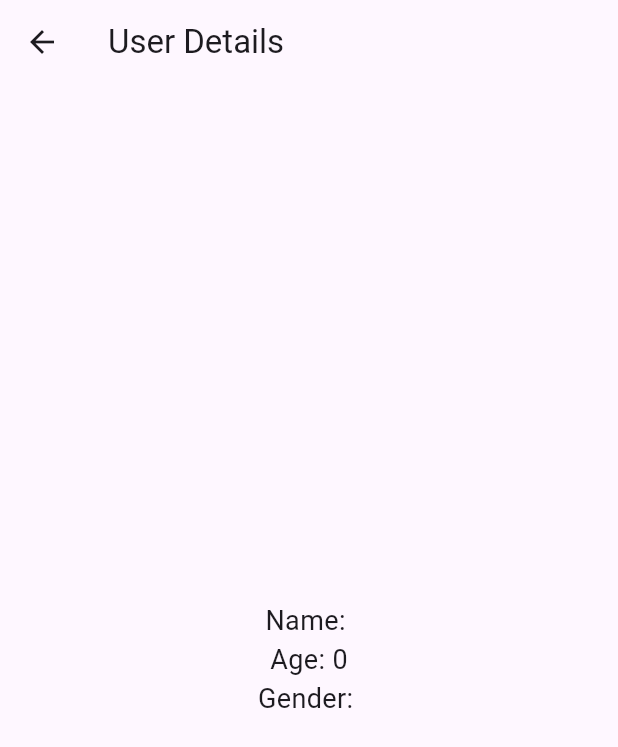
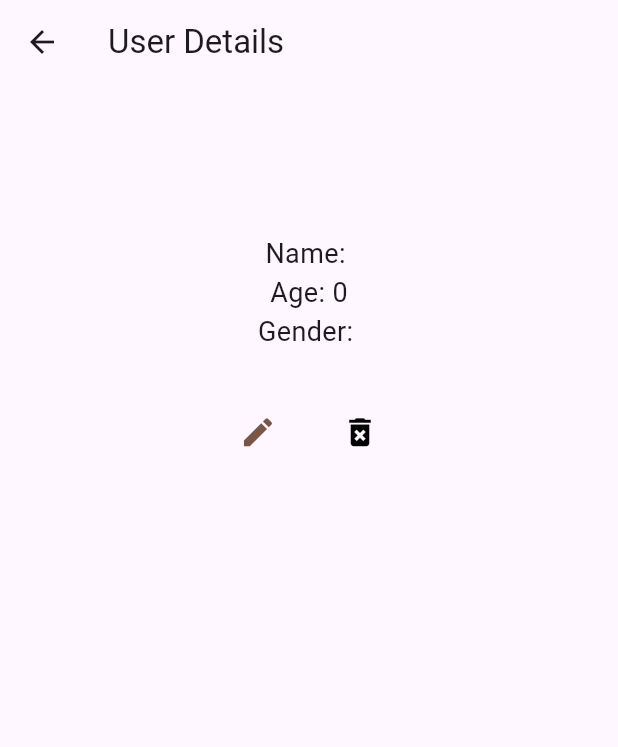
Before and after one commit to flutteam/firebase_getset_userdata, a Flutter app: the UserDetailsScreen screen opened directly with empty values, on a phone screen of 412 x 824 dp. Shown: the top 747 px of the screen. Run offline on Flutter 3.47's test engine with Material 3 defaults, Android fonts, the phone set to English and light mode, and no system bars; our stand-ins replace cloud_firestore, firebase_core; accounts and stored records are empty.

Commit message:
modifyButton & deleteButton & bottomBar Create

```diff
--- a/lib/get_data/get_screen.dart
+++ b/lib/get_data/get_screen.dart
@@ -117,17 +117,21 @@ class UserDetailsScreen extends StatelessWidget {
 
   const UserDetailsScreen({required this.userData, Key? key}) : super(key: key);
 
+  void modifyButtonOnTap() {}
+
+  void updateButtonOnTap() {}
+
   @override
   Widget build(BuildContext context) {
     return Scaffold(
       appBar: AppBar(
         title: const Text("User Details"),
       ),
-      body: Center(
-        child: Column(
-          mainAxisAlignment: MainAxisAlignment.center,
-          crossAxisAlignment: CrossAxisAlignment.center,
+      body: Column(
         children: [
+          const SizedBox(
+            height: 100,
+          ),
           Text("Name: ${userData["name"] ?? "Error name"}",
               style: const TextStyle(
                 fontSize: 18,
@@ -140,8 +144,34 @@ class UserDetailsScreen extends StatelessWidget {
               style: const TextStyle(
                 fontSize: 18,
               )),
+          const SizedBox(
+            height: 30,
+          ),
+          Row(
+            mainAxisAlignment: MainAxisAlignment.center,
+            children: [
+              IconButton(
+                onPressed: modifyButtonOnTap,
+                icon: const Icon(
+                  Icons.mode_edit,
+                  size: 25,
+                  color: Colors.brown,
+                ),
+              ),
+              const SizedBox(
+                width: 20,
+              ),
+              IconButton(
+                onPressed: updateButtonOnTap,
+                icon: const Icon(
+                  Icons.delete_forever,
+                  size: 25,
+                  color: Colors.black,
+                ),
+              ),
             ],
           ),
+        ],
       ),
     );
   }
```
Also changed, not shown: lib/main.dart (+41 -19 lines), 1 other file. Lines whose indentation alone changed are shown as unchanged.
